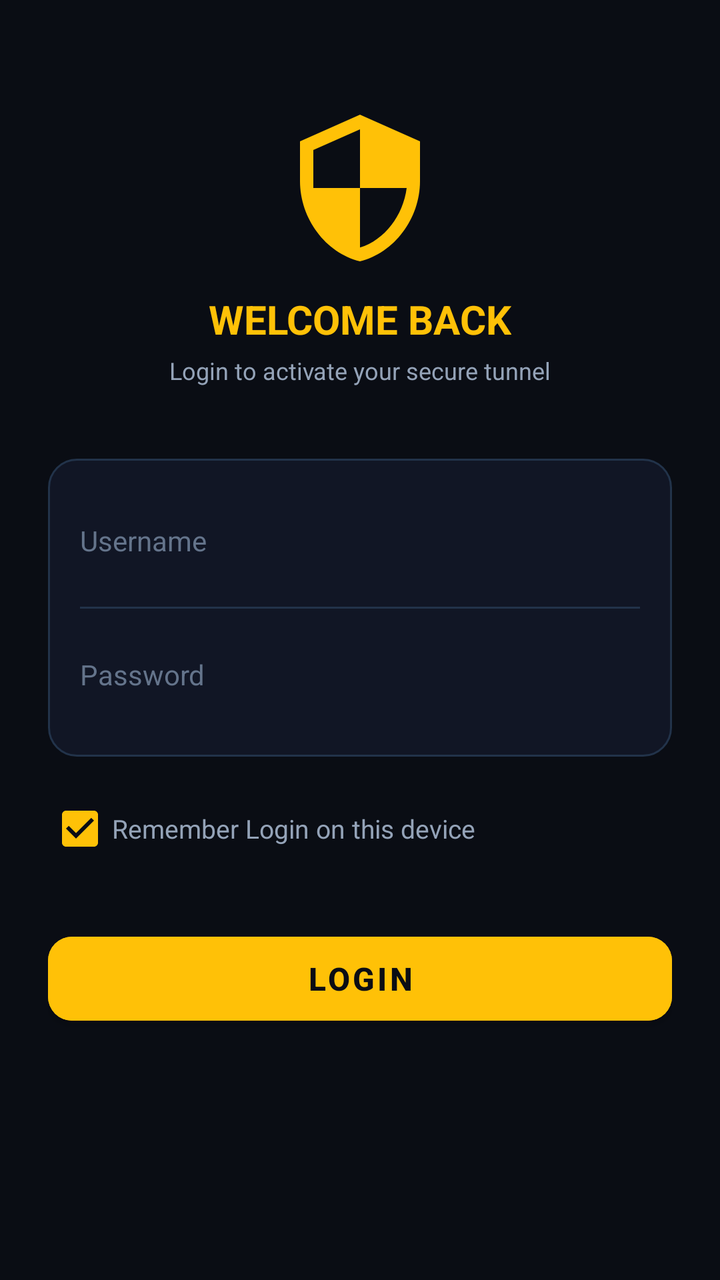
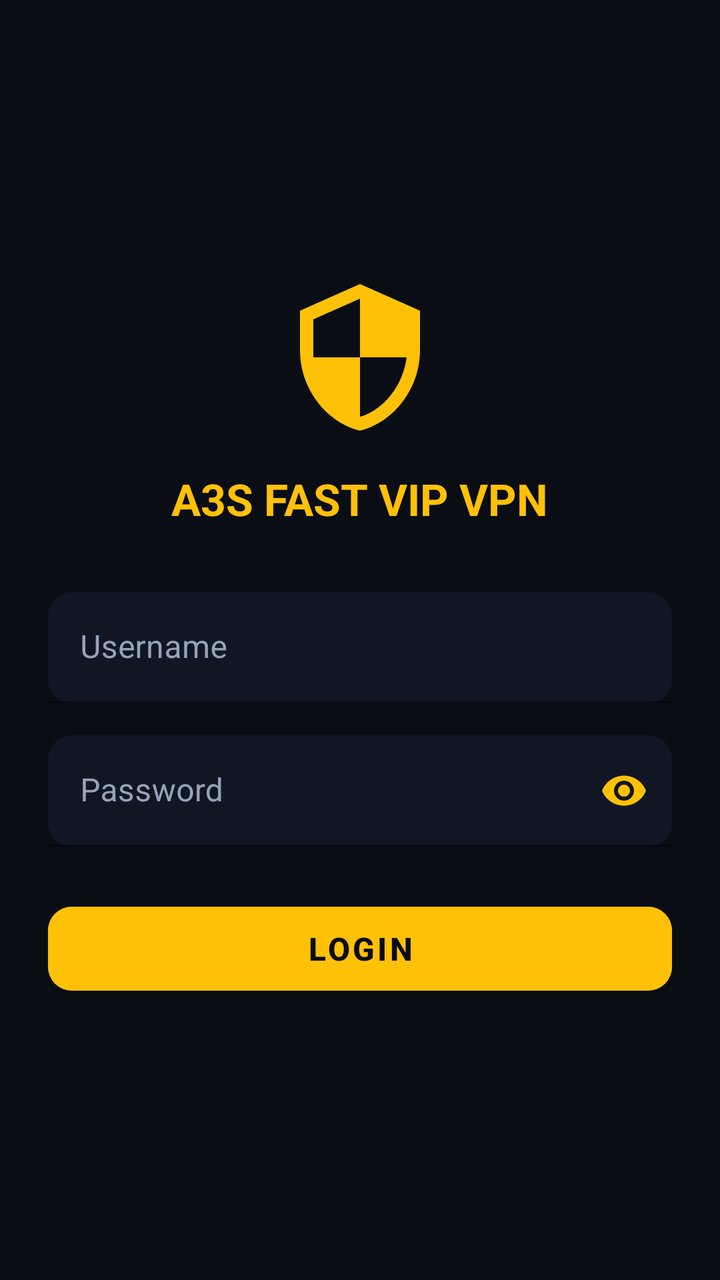

Two renders of the same Android screen: before a commit and after it. Below are the layout's source before the change and the commit's diff.
<!-- AndroidManifest.xml: application theme Theme.MaterialComponents.DayNight.NoActionBar -->
<!-- res/layout/activity_login.xml -->
<?xml version="1.0" encoding="utf-8"?>
<ScrollView xmlns:android="http://schemas.android.com/apk/res/android"
    xmlns:app="http://schemas.android.com/apk/res-auto"
    android:layout_width="match_parent"
    android:layout_height="match_parent"
    android:background="#0A0D14"
    android:fillViewport="true">

    <LinearLayout
        android:layout_width="match_parent"
        android:layout_height="wrap_content"
        android:gravity="center_horizontal"
        android:orientation="vertical"
        android:padding="24dp">

        <ImageView
            android:layout_width="80dp"
            android:layout_height="80dp"
            android:layout_marginTop="30dp"
            android:src="@drawable/ic_a3s_shield_logo" />

        <TextView
            android:layout_width="wrap_content"
            android:layout_height="wrap_content"
            android:layout_marginTop="12dp"
            android:text="WELCOME BACK"
            android:textColor="#FFC107"
            android:textSize="20sp"
            android:textStyle="bold" />

        <TextView
            android:layout_width="wrap_content"
            android:layout_height="wrap_content"
            android:layout_marginTop="4dp"
            android:text="Login to activate your secure tunnel"
            android:textColor="#94A3B8"
            android:textSize="12sp" />

        <LinearLayout
            android:layout_width="match_parent"
            android:layout_height="wrap_content"
            android:layout_marginTop="36dp"
            android:background="@drawable/bg_card_neon_border"
            android:orientation="vertical"
            android:padding="16dp">

            <EditText
                android:id="@+id/etUsername"
                android:layout_width="match_parent"
                android:layout_height="50dp"
                android:background="@android:color/transparent"
                android:hint="Username"
                android:inputType="text"
                android:textColor="#FFFFFF"
                android:textColorHint="#64748B"
                android:textSize="14sp" />

            <View
                android:layout_width="match_parent"
                android:layout_height="1dp"
                android:layout_marginVertical="8dp"
                android:background="#22334A" />

            <EditText
                android:id="@+id/etPassword"
                android:layout_width="match_parent"
                android:layout_height="50dp"
                android:background="@android:color/transparent"
                android:hint="Password"
                android:inputType="textPassword"
                android:textColor="#FFFFFF"
                android:textColorHint="#64748B"
                android:textSize="14sp" />
        </LinearLayout>

        <CheckBox
            android:id="@+id/cbRememberMe"
            android:layout_width="match_parent"
            android:layout_height="wrap_content"
            android:layout_marginTop="12dp"
            android:buttonTint="#FFC107"
            android:checked="true"
            android:text="Remember Login on this device"
            android:textColor="#94A3B8"
            android:textSize="13sp" />

        <com.google.android.material.button.MaterialButton
            android:id="@+id/btnLogin"
            android:layout_width="match_parent"
            android:layout_height="54dp"
            android:layout_marginTop="24dp"
            android:backgroundTint="#FFC107"
            android:text="LOGIN"
            android:textColor="#0A0D14"
            android:textSize="16sp"
            android:textStyle="bold"
            app:cornerRadius="12dp" />

        <ProgressBar
            android:id="@+id/pbLoginLoading"
            android:layout_width="36dp"
            android:layout_height="36dp"
            android:layout_marginTop="16dp"
            android:indeterminateTint="#FFC107"
            android:visibility="gone" />

    </LinearLayout>
</ScrollView>
<!-- resources referenced by this layout -->
<resources>
  <!-- drawable bg_card_neon_border (drawable) -->
  <?xml version="1.0" encoding="utf-8"?>
  <shape xmlns:android="http://schemas.android.com/apk/res/android"
      android:shape="rectangle">
      <corners android:radius="14dp" />
      <solid android:color="#111625" />
      <stroke
          android:width="1dp"
          android:color="#22334A" />
  </shape>
  <!-- drawable ic_a3s_shield_logo (drawable) -->
  <vector xmlns:android="http://schemas.android.com/apk/res/android"
      android:width="96dp"
      android:height="96dp"
      android:viewportWidth="24"
      android:viewportHeight="24">
      
      <path
          android:fillColor="#FFC107"
          android:pathData="M12,1L3,5v6c0,5.55 3.84,10.74 9,12c5.16,-1.26 9,-6.45 9,-12V5L12,1zM12,11.99h7c-0.53,4.12 -3.28,7.79 -7,8.94V12H5V6.3l7,-3.11V11.99z" />
  </vector>
</resources>

<!-- the commit's change to res/layout/activity_login.xml (unified diff, before → after) -->
@@ -1,94 +1,87 @@
 <?xml version="1.0" encoding="utf-8"?>
-<ScrollView xmlns:android="http://schemas.android.com/apk/res/android"
+<RelativeLayout xmlns:android="http://schemas.android.com/apk/res/android"
     xmlns:app="http://schemas.android.com/apk/res-auto"
     android:layout_width="match_parent"
     android:layout_height="match_parent"
     android:background="#0A0D14"
-    android:fillViewport="true">
+    android:padding="24dp">
 
     <LinearLayout
         android:layout_width="match_parent"
         android:layout_height="wrap_content"
+        android:layout_centerInParent="true"
         android:gravity="center_horizontal"
-        android:orientation="vertical"
-        android:padding="24dp">
+        android:orientation="vertical">
 
+        
         <ImageView
             android:layout_width="80dp"
             android:layout_height="80dp"
-            android:layout_marginTop="30dp"
             android:src="@drawable/ic_a3s_shield_logo" />
 
         <TextView
             android:layout_width="wrap_content"
             android:layout_height="wrap_content"
-            android:layout_marginTop="12dp"
-            android:text="WELCOME BACK"
+            android:layout_marginTop="16dp"
+            android:layout_marginBottom="32dp"
+            android:text="A3S FAST VIP VPN"
             android:textColor="#FFC107"
-            android:textSize="20sp"
+            android:textSize="22sp"
             android:textStyle="bold" />
 
-        <TextView
-            android:layout_width="wrap_content"
-            android:layout_height="wrap_content"
-            android:layout_marginTop="4dp"
-            android:text="Login to activate your secure tunnel"
-            android:textColor="#94A3B8"
-            android:textSize="12sp" />
-
-        <LinearLayout
+        
+        <com.google.android.material.textfield.TextInputLayout
             android:layout_width="match_parent"
             android:layout_height="wrap_content"
-            android:layout_marginTop="36dp"
-            android:background="@drawable/bg_card_neon_border"
-            android:orientation="vertical"
-            android:padding="16dp">
+            android:layout_marginBottom="16dp"
+            android:textColorHint="#94A3B8"
+            app:boxBackgroundColor="#111625"
+            app:boxCornerRadiusBottomEnd="12dp"
+            app:boxCornerRadiusBottomStart="12dp"
+            app:boxCornerRadiusTopEnd="12dp"
+            app:boxCornerRadiusTopStart="12dp"
+            app:boxStrokeColor="#FFC107"
+            app:hintTextColor="#FFC107">
 
-            <EditText
+            <com.google.android.material.textfield.TextInputEditText
                 android:id="@+id/etUsername"
                 android:layout_width="match_parent"
-                android:layout_height="50dp"
-                android:background="@android:color/transparent"
+                android:layout_height="wrap_content"
                 android:hint="Username"
                 android:inputType="text"
-                android:textColor="#FFFFFF"
-                android:textColorHint="#64748B"
-                android:textSize="14sp" />
+                android:textColor="#FFFFFF" />
+        </com.google.android.material.textfield.TextInputLayout>
 
-            <View
-                android:layout_width="match_parent"
-                android:layout_height="1dp"
-                android:layout_marginVertical="8dp"
-                android:background="#22334A" />
+        
+        <com.google.android.material.textfield.TextInputLayout
+            android:layout_width="match_parent"
+            android:layout_height="wrap_content"
+            android:layout_marginBottom="24dp"
+            android:textColorHint="#94A3B8"
+            app:boxBackgroundColor="#111625"
+            app:boxCornerRadiusBottomEnd="12dp"
+            app:boxCornerRadiusBottomStart="12dp"
+            app:boxCornerRadiusTopEnd="12dp"
+            app:boxCornerRadiusTopStart="12dp"
+            app:boxStrokeColor="#FFC107"
+            app:hintTextColor="#FFC107"
+            app:passwordToggleEnabled="true"
+            app:passwordToggleTint="#FFC107">
 
-            <EditText
+            <com.google.android.material.textfield.TextInputEditText
                 android:id="@+id/etPassword"
                 android:layout_width="match_parent"
-                android:layout_height="50dp"
-                android:background="@android:color/transparent"
+                android:layout_height="wrap_content"
                 android:hint="Password"
                 android:inputType="textPassword"
-                android:textColor="#FFFFFF"
-                android:textColorHint="#64748B"
-                android:textSize="14sp" />
-        </LinearLayout>
+                android:textColor="#FFFFFF" />
+        </com.google.android.material.textfield.TextInputLayout>
 
-        <CheckBox
-            android:id="@+id/cbRememberMe"
-            android:layout_width="match_parent"
-            android:layout_height="wrap_content"
-            android:layout_marginTop="12dp"
-            android:buttonTint="#FFC107"
-            android:checked="true"
-            android:text="Remember Login on this device"
-            android:textColor="#94A3B8"
-            android:textSize="13sp" />
-
+        
         <com.google.android.material.button.MaterialButton
             android:id="@+id/btnLogin"
             android:layout_width="match_parent"
             android:layout_height="54dp"
-            android:layout_marginTop="24dp"
             android:backgroundTint="#FFC107"
             android:text="LOGIN"
             android:textColor="#0A0D14"
@@ -96,13 +89,14 @@
             android:textStyle="bold"
             app:cornerRadius="12dp" />
 
+        
         <ProgressBar
-            android:id="@+id/pbLoginLoading"
-            android:layout_width="36dp"
-            android:layout_height="36dp"
+            android:id="@+id/progressBar"
+            android:layout_width="wrap_content"
+            android:layout_height="wrap_content"
             android:layout_marginTop="16dp"
             android:indeterminateTint="#FFC107"
             android:visibility="gone" />
 
     </LinearLayout>
-</ScrollView>
+</RelativeLayout>
<!-- resource entries referenced after the edit -->
@@ -1,15 +1,5 @@
 <!-- resources referenced by this layout -->
 <resources>
-  <!-- drawable bg_card_neon_border (drawable) -->
-  <?xml version="1.0" encoding="utf-8"?>
-  <shape xmlns:android="http://schemas.android.com/apk/res/android"
-      android:shape="rectangle">
-      <corners android:radius="14dp" />
-      <solid android:color="#111625" />
-      <stroke
-          android:width="1dp"
-          android:color="#22334A" />
-  </shape>
   <!-- drawable ic_a3s_shield_logo (drawable) -->
   <vector xmlns:android="http://schemas.android.com/apk/res/android"
       android:width="96dp"
